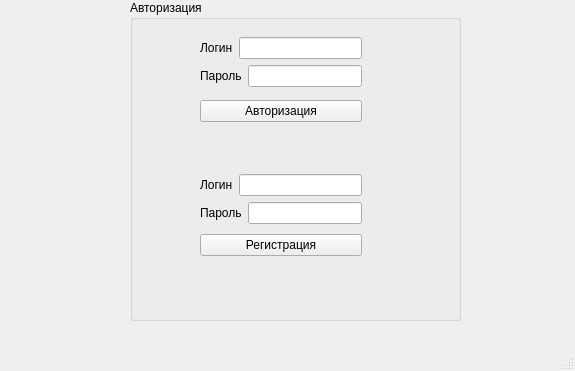
First picture: the form in forms/mainwindow.ui, repository YupiSoftwarePunk/Flirt-Finder, before the edit.
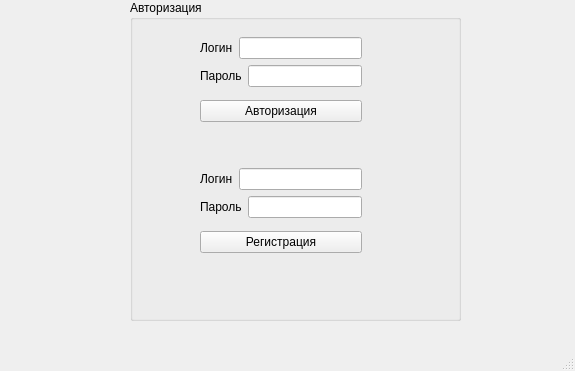
Second picture: the form after the edit.

Commit message: fixed login2 and password2 input's design

```diff
--- a/forms/mainwindow.ui
+++ b/forms/mainwindow.ui
@@ -84,9 +84,9 @@
      <property name="geometry">
       <rect>
        <x>70</x>
-       <y>170</y>
+       <y>161</y>
        <width>162</width>
-       <height>92</height>
+       <height>101</height>
       </rect>
      </property>
      <layout class="QVBoxLayout" name="verticalLayout_4">
```
The commit also changes 7 other files.
